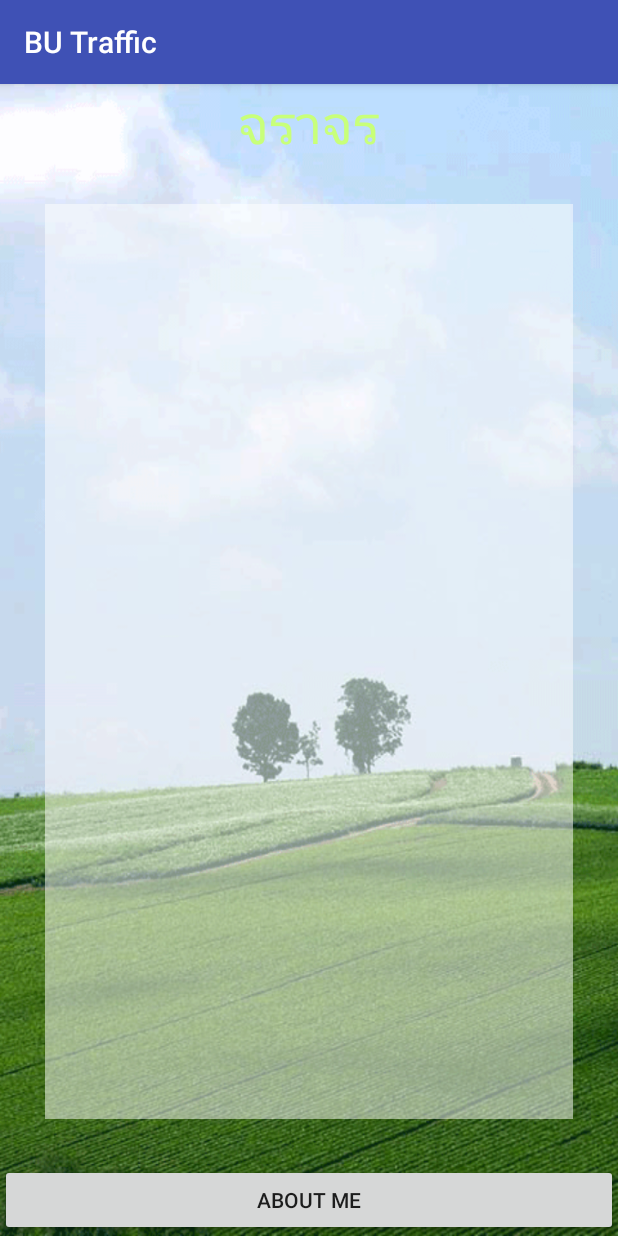
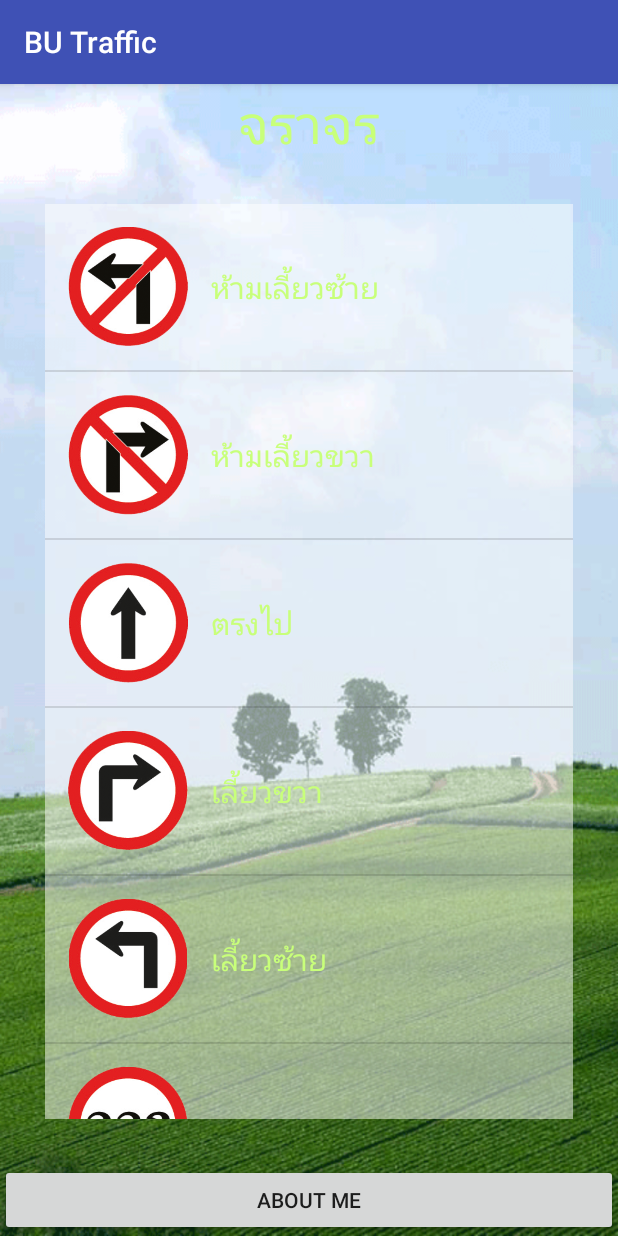
Before and after one commit to pravateb/BU_Traffic, an Android app: the screen it shows after launch (MainActivity), on a phone screen of 412 x 824 dp. Run offline under Robolectric (Android 15) with nearby library versions, the phone set to English and light mode, and no system bars.

Commit message:
ListView Success 2

```diff
--- a/app/src/main/java/thaisavecost/pravate/butraffic/MainActivity.java
+++ b/app/src/main/java/thaisavecost/pravate/butraffic/MainActivity.java
@@ -34,7 +34,49 @@
         //Button Controller
         buttonController();
 
+        //Create ListView
+        createListview();
+
     }   // Main Method จบด้วย ; เสมอ และ ต้องมี onCreate เสมอ
+
+    private void createListview() {
+
+        //Setup Array
+        String[] strTitle = new String[20];
+        strTitle[0] = "ห้ามเลี้ยวซ้าย";
+        strTitle[1] = "ห้ามเลี้ยวขวา";
+        strTitle[2] = "ตรงไป";
+        strTitle[3] = "เลี้ยวขวา";
+        strTitle[4] = "เลี้ยวซ้าย";
+        strTitle[5] = "ทางออก";
+        strTitle[6] = "ทางเข้า";
+        strTitle[7] = "ทางออก";
+        strTitle[8] = "หยุด";
+        strTitle[9] = "จำกัดความสูง";
+        strTitle[10] = "ทางแยก";
+        strTitle[11] = "ห้ามกลับรถ";
+        strTitle[12] = "ห้ามจอด";
+        strTitle[13] = "รถสวน";
+        strTitle[14] = "ห้ามแซง";
+        strTitle[15] = "ทางเข้า";
+        strTitle[16] = "หยุดตรวจ";
+        strTitle[17] = "จำกัดความเร็ว";
+        strTitle[18] = "จำกัดความกว้าง";
+        strTitle[19] = "จำกัดความสูง";
+
+        int[] intIcon = {R.drawable.traffic_01, R.drawable.traffic_02, R.drawable.traffic_03,
+                R.drawable.traffic_04, R.drawable.traffic_05, R.drawable.traffic_06,
+                R.drawable.traffic_07, R.drawable.traffic_08, R.drawable.traffic_09,
+                R.drawable.traffic_10, R.drawable.traffic_11, R.drawable.traffic_12,
+                R.drawable.traffic_13, R.drawable.traffic_14, R.drawable.traffic_15,
+                R.drawable.traffic_16, R.drawable.traffic_17, R.drawable.traffic_18,
+                R.drawable.traffic_19, R.drawable.traffic_20};
+
+        MyAdapter objMyAdapter = new MyAdapter(MainActivity.this, strTitle, intIcon);
+        trafficListView.setAdapter(objMyAdapter);
+
+    } // Create ListView
+
 
     private void buttonController() {
         aboutMeButton.setOnClickListener(new View.OnClickListener() {
--- a/app/src/main/java/thaisavecost/pravate/butraffic/MyAdapter.java
+++ b/app/src/main/java/thaisavecost/pravate/butraffic/MyAdapter.java
@@ -1,9 +1,15 @@
 package thaisavecost.pravate.butraffic;
 
 import android.content.Context;
+import android.view.LayoutInflater;
 import android.view.View;
 import android.view.ViewGroup;
 import android.widget.BaseAdapter;
+import android.widget.ImageView;
+import android.widget.TextView;
+
+import static android.content.Context.LAYOUT_INFLATER_SERVICE;
+import static thaisavecost.pravate.butraffic.R.id.textView2;
 
 /**
  * Created by student on 11/12/2015.
@@ -23,7 +29,7 @@
 
     @Override
     public int getCount() {
-        return 0;
+        return titleStrings.length;
     }
 
     @Override
@@ -38,6 +44,18 @@
 
     @Override
     public View getView(int position, View convertView, ViewGroup parent) {
-        return null;
+
+        LayoutInflater objLayoutInflater = (LayoutInflater) objContext.getSystemService(Context.LAYOUT_INFLATER_SERVICE);
+        View objView1 = objLayoutInflater.inflate(R.layout.my_listview, parent, false);
+
+        //Setup Title
+        TextView titleTextView = (TextView) objView1.findViewById(R.id.textView2);
+        titleTextView.setText(titleStrings[position]);
+
+        //Setup Icon
+        ImageView iconImageView = (ImageView) objView1.findViewById(R.id.imageView);
+        iconImageView.setImageResource(iconInts[position]);
+
+        return objView1;
     }
 }   // Main Class
--- a/app/src/main/res/layout/my_listview.xml
+++ b/app/src/main/res/layout/my_listview.xml
@@ -14,7 +14,7 @@
         android:layout_height="wrap_content"
         android:text="New Text"
         android:id="@+id/textView2"
-        android:textSize="@dimen/h1"
+        android:textSize="@dimen/h2"
         android:layout_gravity="center_vertical"
         android:textColor="@color/text" />
 </LinearLayout>
```
Also changed, not shown: app/src/main/AndroidManifest.xml (+6 -2 lines), app/src/main/java/thaisavecost/pravate/butraffic/DetailActivity.java (added, +13 -0 lines), app/src/main/res/layout/activity_detail.xml (added, +19 -0 lines).
